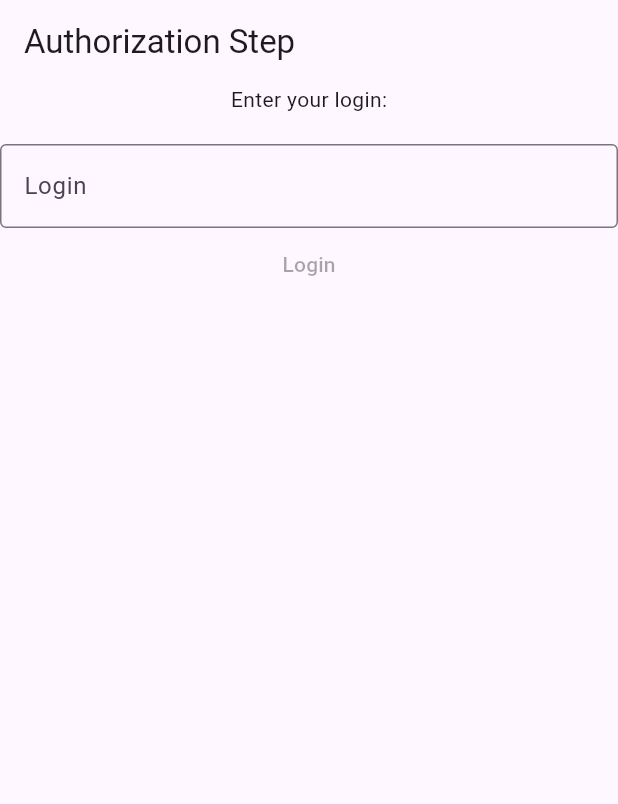
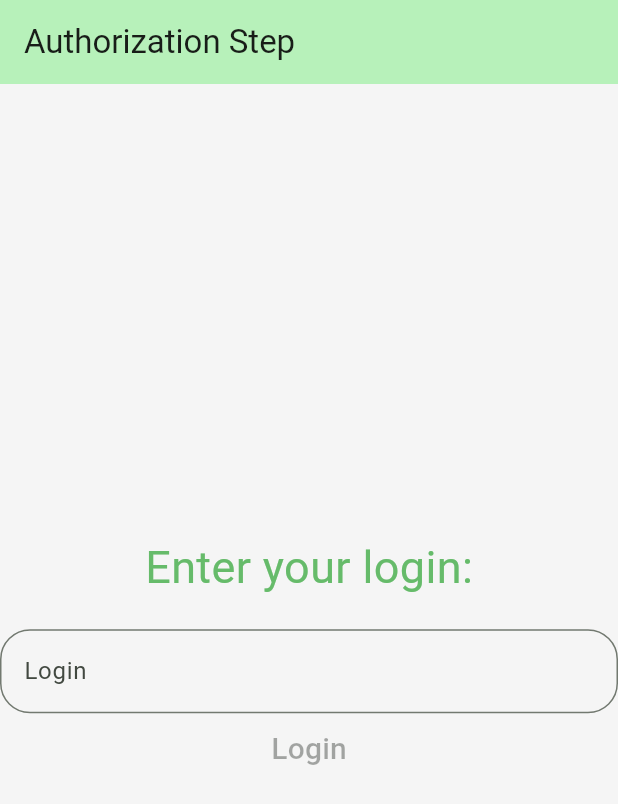
Before and after one commit to Flutter007/lab40, a Flutter app: the screen it shows after launch, on a phone screen of 412 x 824 dp. Shown: the top 804 px of the screen. Run offline on Flutter 3.47's test engine with Material 3 defaults, Android fonts, the phone set to English and light mode, and no system bars.

Commit message:
Changed design of App,added CustomColors,refactored some code,added LightTheme in main.dart,checked app working.

```diff
--- a/lib/chat_app.dart
+++ b/lib/chat_app.dart
@@ -1,9 +1,9 @@
 import 'dart:async';
-
 import 'package:flutter/material.dart';
 import 'package:lab40/helpers/request.dart';
 import 'package:lab40/models/message.dart';
-import 'package:lab40/widgets/chat_widget.dart';
+import 'package:lab40/theme/colors.dart';
+import 'package:lab40/screens/chat_screen.dart';
 
 class ChatApp extends StatefulWidget {
   const ChatApp({super.key});
@@ -14,68 +14,81 @@ class ChatApp extends StatefulWidget {
 
 class _ChatAppState extends State<ChatApp> {
   List<Message> messages = [];
-
   var loginController = TextEditingController();
   final scrollController = ScrollController();
-  bool isFetching = true;
-  bool ifFetchError = false;
+  bool isFetching = false;
+  String? fetchError;
   String loginText = '';
 
   void fetchMessages() async {
     setState(() {
       isFetching = true;
-      ifFetchError = false;
+      fetchError = null;
     });
     try {
       final List<dynamic> messagesData = await requestGet(
         'http://146.185.154.90:8000/messages',
       );
       setState(() {
-        messageList();
         messages = messagesData.map((m) => Message.fromJson(m)).toList();
         isFetching = false;
       });
+      messageList();
       scroll();
     } catch (e) {
-      //
+      setState(() {
+        isFetching = false;
+        fetchError = e.toString();
+      });
     }
   }
 
   void scroll() {
-    Timer(Duration(milliseconds: 100), () {
+    Timer(Duration(milliseconds: 600), () {
       scrollController.animateTo(
         scrollController.position.maxScrollExtent,
-        duration: Duration(milliseconds: 200),
+        duration: Duration(milliseconds: 400),
         curve: Curves.fastOutSlowIn,
       );
     });
   }
 
   void messageList() {
+    if (fetchError == null) {
       Navigator.push(
         context,
         MaterialPageRoute(
           builder:
               (ctx) => ChatWidget(
-              isFetching: isFetching,
-              ifFetchError: ifFetchError,
                 messages: messages,
                 controller: scrollController,
                 fetchMessages: fetchMessages,
                 login: loginText,
+                scroll: scroll,
               ),
         ),
       );
     }
+  }
 
   @override
   Widget build(BuildContext context) {
-    return Scaffold(
-      appBar: AppBar(title: Text('Authorization Step')),
-      body: Center(
+    final customColor = Theme.of(context).extension<CustomColor>()!;
+    Widget content;
+    !isFetching
+        ? content = Container(
+          color: customColor.screenBackgroundColor,
+          child: Center(
             child: Column(
+              mainAxisAlignment: MainAxisAlignment.center,
               children: [
-            Text('Enter your login:'),
+                Text(
+                  'Enter your login:',
+                  style: TextStyle(
+                    fontSize: 30,
+                    color: customColor.cardBackgroundColor,
+                  ),
+                ),
                 SizedBox(height: 20),
                 TextField(
                   controller: loginController,
@@ -86,7 +99,9 @@ class _ChatAppState extends State<ChatApp> {
                   },
                   decoration: InputDecoration(
                     labelText: 'Login',
-                border: OutlineInputBorder(),
+                    border: OutlineInputBorder(
+                      borderRadius: BorderRadius.circular(20),
+                    ),
                   ),
                 ),
                 TextButton(
@@ -96,11 +111,16 @@ class _ChatAppState extends State<ChatApp> {
                             fetchMessages();
                           }
                           : null,
-              child: Text('Login'),
+                  child: Text('Login', style: TextStyle(fontSize: 20)),
                 ),
               ],
             ),
           ),
+        )
+        : content = Center(child: CircularProgressIndicator());
+    return Scaffold(
+      appBar: AppBar(title: Text('Authorization Step')),
+      body: content,
     );
   }
 }
--- /dev/null
+++ b/lib/theme/colors.dart
@@ -0,0 +1,42 @@
+import 'package:flutter/material.dart';
+
+class CustomColor extends ThemeExtension<CustomColor> {
+  final Color cardTextColor;
+  final Color cardBackgroundColor;
+  final Color screenBackgroundColor;
+
+  CustomColor({
+    required this.cardTextColor,
+    required this.cardBackgroundColor,
+    required this.screenBackgroundColor,
+  });
+
+  @override
+  ThemeExtension<CustomColor> copyWith({
+    Color? cardTextColor,
+    Color? cardBackgroundColor,
+    Color? screenBackgroundColor,
+  }) {
+    return CustomColor(
+      cardTextColor: cardTextColor ?? this.cardTextColor,
+      cardBackgroundColor: cardBackgroundColor ?? this.cardBackgroundColor,
+      screenBackgroundColor:
+          screenBackgroundColor ?? this.screenBackgroundColor,
+    );
+  }
+
+  @override
+  ThemeExtension<CustomColor> lerp(
+    covariant ThemeExtension<CustomColor>? other,
+    double t,
+  ) {
+    if (other is! CustomColor) return this;
+    return CustomColor(
+      cardTextColor: Color.lerp(cardTextColor, other.cardTextColor, t)!,
+      cardBackgroundColor:
+          Color.lerp(cardBackgroundColor, other.cardBackgroundColor, t)!,
+      screenBackgroundColor:
+          Color.lerp(screenBackgroundColor, other.screenBackgroundColor, t)!,
+    );
+  }
+}
```
Also changed, not shown: lib/helpers/formatted_datetime.dart (+3 -6 lines), lib/helpers/request.dart (+10 -1 lines), lib/main.dart (+8 -1 lines), lib/screens/chat_screen.dart (added, +176 -0 lines), lib/theme/light_theme.dart (added, +21 -0 lines), lib/widgets/chat_widget.dart (deleted, +0 -159 lines). Lines whose indentation alone changed are shown as unchanged.
